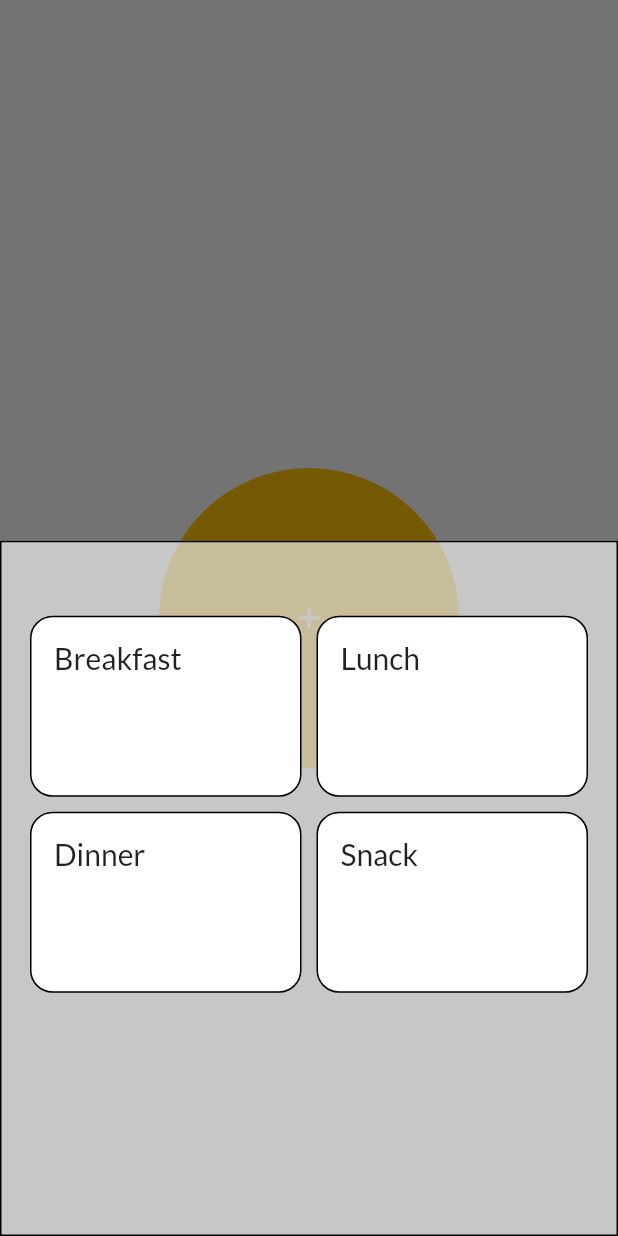
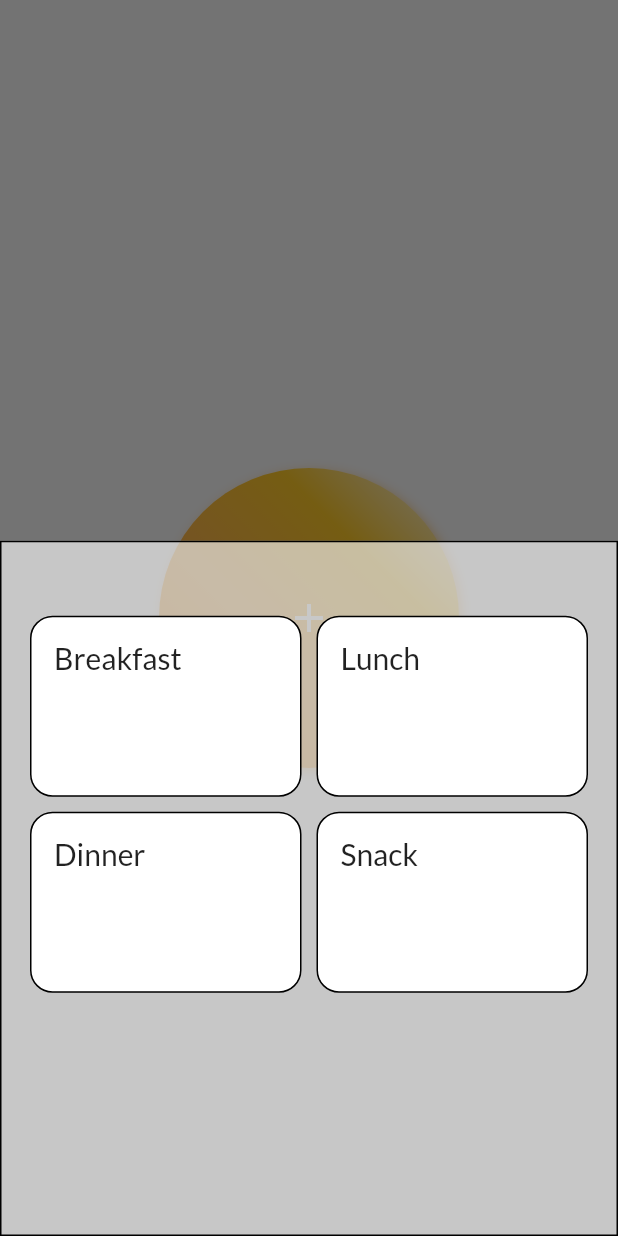
Before and after one commit to Stetson2000/StetFit, a Flutter app: the AddMealType widget shown alone on an empty page, opened directly, after a tap on the "add" icon, on a phone screen of 412 x 824 dp. Run offline on Flutter 3.47's test engine with Material 2 defaults, Android fonts, the phone set to English and light mode, and no system bars; our stand-ins replace flutter_typeahead, numberpicker; missing offline and left inert: dart:ffi, gender_picker; accounts and stored records are empty; network calls fail.

Commit message:
added gradient buttons

```diff
--- /dev/null
+++ b/lib/helpers/appcolors.dart
@@ -0,0 +1,83 @@
+import 'package:flutter/material.dart';
+
+class AppColors {
+  // static bool isDarkMode = false;
+
+  // static Color get primaryColor => Colors.pink[400]!;
+  // static MaterialColor get primarySwatch => Colors.pink;
+  // static Color get accentColor => isDarkMode ? primaryColor : Colors.grey[600]!;
+  // static Color get bgColor => isDarkMode ? Colors.black : Colors.grey[50]!;
+
+  // static ThemeData get getTheme => ThemeData(
+  //       primaryColor: primaryColor,
+  //       primarySwatch: primarySwatch,
+  //       appBarTheme: AppBarTheme(
+  //         backgroundColor: bgColor,
+  //         iconTheme: IconThemeData(
+  //           color: Colors.grey[500],
+  //         ),
+  //         elevation: 0,
+  //         foregroundColor: Colors.grey[600],
+  //       ),
+  //       colorScheme: const ColorScheme.light(),
+  //       backgroundColor: bgColor,
+  //       textTheme: TextTheme(
+  //         displayMedium: TextStyle(
+  //           color: Colors.blueGrey[800],
+  //           fontWeight: FontWeight.w800,
+  //           fontSize: 28,
+  //         ),
+  //         displaySmall: TextStyle(
+  //           color: Colors.blueGrey[800],
+  //           fontWeight: FontWeight.w600,
+  //           fontSize: 20,
+  //         ),
+  //         labelMedium: TextStyle(
+  //           color: Colors.grey[600],
+  //           fontWeight: FontWeight.w600,
+  //         ),
+  //       ),
+  //       scaffoldBackgroundColor: bgColor,
+  //       bottomNavigationBarTheme: const BottomNavigationBarThemeData(
+  //         backgroundColor: Colors.transparent,
+  //       ),
+  //     );
+
+  static LinearGradient getLinearGradient(MaterialColor color) {
+    return LinearGradient(
+      begin: Alignment.bottomLeft,
+      end: Alignment.topRight,
+      colors: [
+        color[400]!,
+        color[300]!,
+        Colors.amber.shade400,
+        Colors.amber.shade100,
+        // color[100]!,
+      ],
+      stops: const [
+        0.1,
+        0.4,
+        // 0.6,
+        0.7,
+        0.9,
+      ],
+    );
+  }
+
+  static LinearGradient getDarkLinearGradient(MaterialColor color) {
+    return LinearGradient(
+      begin: Alignment.bottomLeft,
+      end: Alignment.topRight,
+      colors: [
+        color[400]!,
+        color[300]!,
+        color[200]!,
+      ],
+      stops: const [
+        0.4,
+        0.6,
+        1,
+      ],
+    );
+  }
+}
--- a/lib/main.dart
+++ b/lib/main.dart
@@ -44,6 +44,8 @@
         debugShowCheckedModeBanner: false,
         title: 'Flutter Demo',
         theme: ThemeData(
+            backgroundColor: Colors.amber,
+
             fontFamily: 'Lato',
             primaryColor: const Color.fromRGBO(83, 158, 138, 1),
             textTheme: ThemeData.light().textTheme.copyWith(
--- a/lib/screens/addmeal/addmealtype_view.dart
+++ b/lib/screens/addmeal/addmealtype_view.dart
@@ -1,6 +1,7 @@
 import 'dart:async';
 
 import 'package:flutter/material.dart';
+import 'package:stetfit/screens/addmeal/widgets/circlegradient.dart';
 import 'package:stetfit/screens/addmeal/widgets/mealtypebutton.dart';
 
 import '../searchmeal/searchmeal_view.dart';
@@ -105,13 +106,11 @@ class _AddMealTypeState extends State<AddMealType> {
                     ),
                   ));
         },
-        child: const CircleAvatar(
-            child: Icon(
-              Icons.add,
-              color: Colors.white,
-            ),
-            backgroundColor: Colors.amber,
-            radius: 100),
+        child: const CircleGradientIcon(
+          icon: Icons.add,
+          color: Colors.orange,
+          size: 200,
+        ),
       ),
     );
   }
--- /dev/null
+++ b/lib/screens/addmeal/widgets/circlegradient.dart
@@ -0,0 +1,42 @@
+import 'package:flutter/material.dart';
+import 'package:stetfit/helpers/appcolors.dart';
+
+
+class CircleGradientIcon extends StatelessWidget {
+
+  final IconData icon;
+  final MaterialColor color;
+  final double? size, iconSize;
+  const CircleGradientIcon({
+    Key? key,
+    required this.icon,
+    required this.color,
+    this.iconSize,
+    this.size,
+  }) : super(key: key);
+
+  @override
+  Widget build(BuildContext context) {
+    return InkWell(
+      child: Container(
+        width: size ?? 70,
+        height: size ?? 70,
+        decoration: BoxDecoration(
+          shape: BoxShape.circle,
+          boxShadow: [
+            BoxShadow(
+                color: color.withOpacity(0.4),
+                blurRadius: 5,
+                offset: const Offset(2, 2))
+          ],
+          gradient: AppColors.getLinearGradient(color),
+        ),
+        child: Icon(
+          icon,
+          color: Colors.white,
+          size: iconSize ?? 32,
+        ),
+      ),
+    );
+  }
+}
```
Also changed, not shown: lib/screens/homescreen/homescreen_view.dart (+7 -2 lines), lib/screens/searchmeal/searchmeal_view.dart (+11 -27 lines), lib/screens/searchmeal/widgets/mealitem.dart (added, +75 -0 lines), lib/screens/userdashboard/userdashboard_view.dart (+44 -1 lines), lib/screens/userdashboard/widgets/cardgradient.dart (added, +46 -0 lines).
